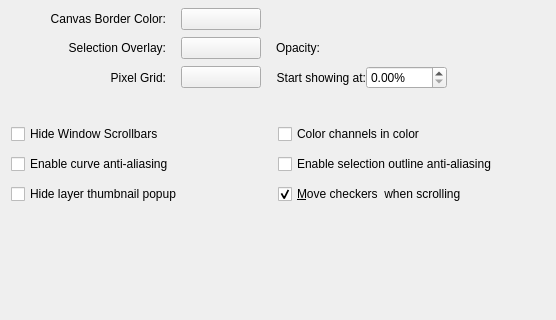
First picture: the form in libs/ui/forms/wdgdisplaysettings.ui, repository KDE/krita, before the edit; both pictures show x 0 to 556 and y 226 to 546 of the 556 by 546 pixel window.
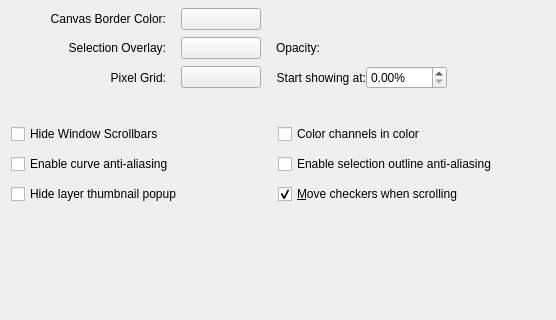
Second picture: the form after the edit. Custom widgets are drawn as their Qt base class.

Commit message: Fix double space

```diff
--- a/libs/ui/forms/wdgdisplaysettings.ui
+++ b/libs/ui/forms/wdgdisplaysettings.ui
@@ -434,7 +434,7 @@
         <string>Determines whether the checks will stay put or whether they will scroll together with the canvas</string>
        </property>
        <property name="text">
-        <string>&amp;Move checkers  when scrolling</string>
+        <string>&amp;Move checkers when scrolling</string>
        </property>
        <property name="checked">
         <bool>true</bool>
```
